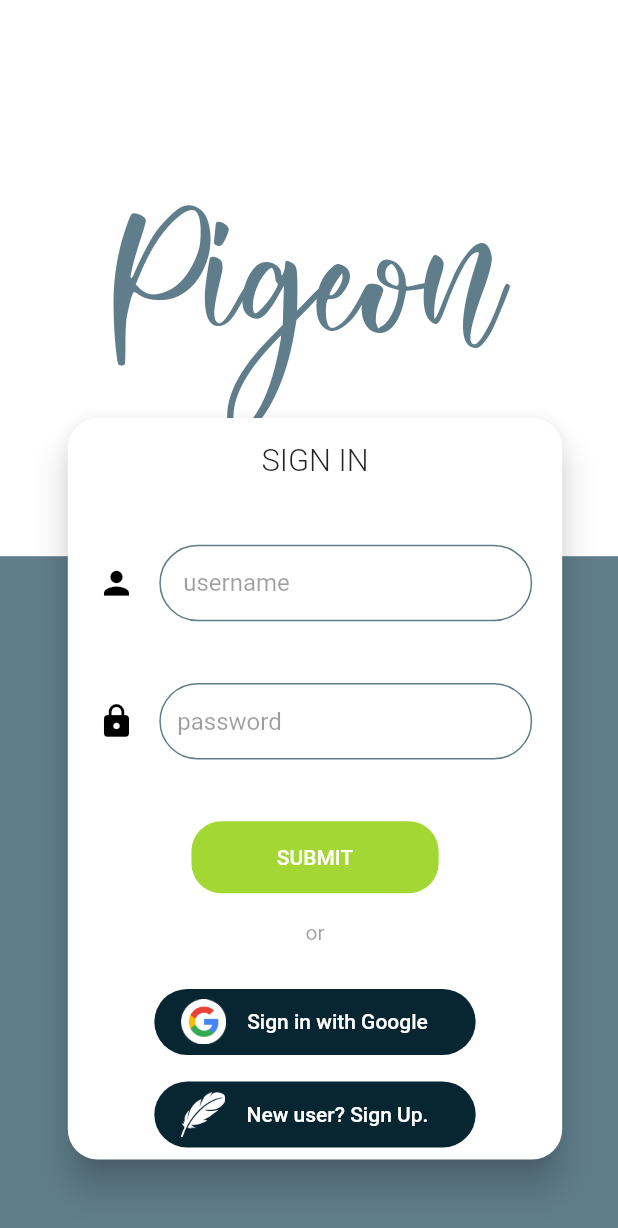
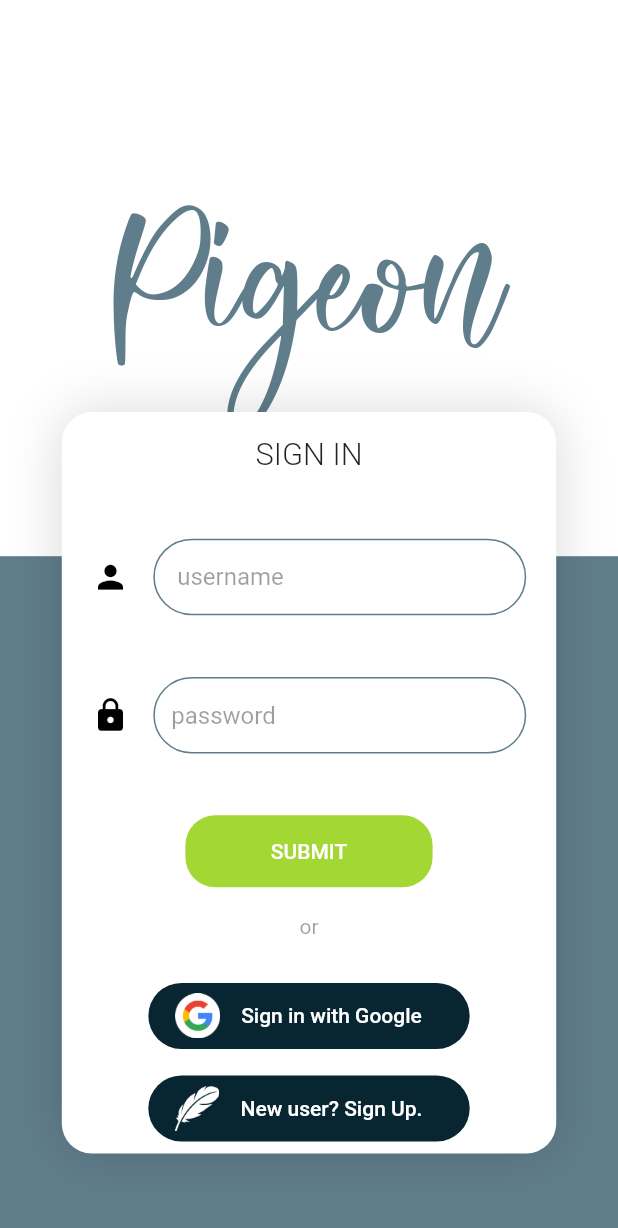
Before and after one commit to maddyb99/pigeon, a Flutter app: the screen it shows after launch, on a phone screen of 412 x 824 dp. Shown: the top 1228 px of the screen. Run offline on Flutter 3.47's test engine with Material 2 defaults, Android fonts, the phone set to English and light mode, and no system bars.

Commit message:
fixed shadow problem by adding custom elevation

```diff
--- a/lib/UI/AuthenticationScreen.dart
+++ b/lib/UI/AuthenticationScreen.dart
@@ -1,4 +1,5 @@
 import 'package:flutter/material.dart';
+import 'package:pigeon/UI/custom_elevation.dart';
 
 class AuthScreen extends StatefulWidget {
   @override
@@ -40,14 +41,16 @@ class _AuthScreenState extends State<AuthScreen> {
           Positioned(
             top: MediaQuery.of(context).size.height / 3,
             left: MediaQuery.of(context).size.width * 0.1,
+            child: CustomElevation(
               child: Card(
+                margin: EdgeInsets.all(0),
 //              color: Colors.white,
                 shape: RoundedRectangleBorder(
                   borderRadius: BorderRadius.all(
                     Radius.circular(20),
                   ),
                 ),
-              elevation: 10,
+                elevation: 0,
                 child: Container(
                   // color: Colors.pink,
                   constraints: BoxConstraints(
@@ -292,6 +295,7 @@ class _AuthScreenState extends State<AuthScreen> {
                 ),
               ),
             ),
+          ),
         ],
       ),
     );
--- /dev/null
+++ b/lib/UI/custom_elevation.dart
@@ -0,0 +1,28 @@
+import 'package:flutter/material.dart';
+class CustomElevation extends StatelessWidget {
+  final Widget child;
+
+  CustomElevation({@required this.child}) : assert(child != null);
+
+  @override
+  Widget build(BuildContext context) {
+    return Container(
+      padding: EdgeInsets.all(0),
+      margin: EdgeInsets.all(0),
+      decoration: BoxDecoration(
+        borderRadius: BorderRadius.all(
+          Radius.circular(20),
+        ),
+
+        boxShadow: <BoxShadow>[
+          BoxShadow(
+            color: Colors.black.withOpacity(0.15),
+            blurRadius: 30,
+            offset: Offset(0, 0),
+          ),
+        ],
+      ),
+      child: this.child,
+    );
+  }
+}
--- a/lib/main.dart
+++ b/lib/main.dart
@@ -7,6 +7,7 @@ class MyApp extends StatelessWidget {
   @override
   Widget build(BuildContext context) {
     return MaterialApp(
+
       home:AuthScreen()
     );
   }
```
Lines whose indentation alone changed are shown as unchanged.
